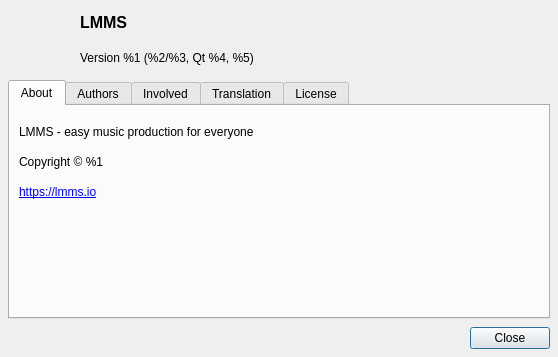
Qt form src/gui/dialogs/about_dialog.ui (LMMS/lmms) before a commit.
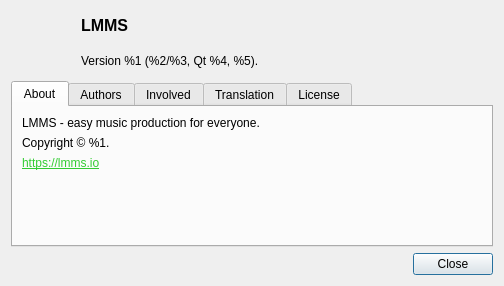
The same form after that commit.

Commit message:
About dialog & export dialog improvements. (#3826)
* Improve appearance of about dialog, export dialog
* Cleanup code comments/formatting

```diff
--- a/src/gui/dialogs/about_dialog.ui
+++ b/src/gui/dialogs/about_dialog.ui
@@ -6,20 +6,21 @@
    <rect>
     <x>0</x>
     <y>0</y>
-    <width>558</width>
-    <height>357</height>
+    <width>504</width>
+    <height>286</height>
    </rect>
   </property>
   <property name="minimumSize">
    <size>
-    <width>558</width>
-    <height>357</height>
+    <width>504</width>
+    <height>286</height>
    </size>
   </property>
   <property name="windowTitle">
    <string>About LMMS</string>
   </property>
   <layout class="QVBoxLayout" name="verticalLayout_3">
+<!--
    <property name="spacing">
     <number>8</number>
    </property>
@@ -35,6 +36,7 @@
    <property name="bottomMargin">
     <number>8</number>
    </property>
+-->
    <item>
     <layout class="QHBoxLayout" name="horizontalLayout">
      <item>
@@ -46,7 +48,6 @@
         </size>
        </property>
        <property name="text">
-        <string/>
        </property>
       </widget>
      </item>
@@ -65,7 +66,7 @@
        <item>
         <widget class="QLabel" name="versionLabel">
          <property name="text">
-          <string>Version %1 (%2/%3, Qt %4, %5)</string>
+          <string>Version %1 (%2/%3, Qt %4, %5).</string>
          </property>
         </widget>
        </item>
@@ -78,8 +79,8 @@
        </property>
        <property name="sizeHint" stdset="0">
         <size>
-         <width>40</width>
-         <height>20</height>
+         <width>0</width>
+         <height>0</height>
         </size>
        </property>
       </spacer>
@@ -106,8 +107,8 @@
          </property>
          <property name="sizeHint" stdset="0">
           <size>
-           <width>20</width>
-           <height>10</height>
+           <width>0</width>
+           <height>0</height>
           </size>
          </property>
         </spacer>
@@ -115,7 +116,7 @@
        <item>
         <widget class="QLabel" name="label_2">
          <property name="text">
-          <string>LMMS - easy music production for everyone</string>
+          <string>LMMS - easy music production for everyone.</string>
          </property>
          <property name="wordWrap">
           <bool>true</bool>
@@ -132,8 +133,8 @@
          </property>
          <property name="sizeHint" stdset="0">
           <size>
-           <width>20</width>
-           <height>10</height>
+           <width>0</width>
+           <height>0</height>
           </size>
          </property>
         </spacer>
@@ -141,7 +142,7 @@
        <item>
         <widget class="QLabel" name="copyrightLabel">
          <property name="text">
-          <string>Copyright © %1</string>
+          <string>Copyright © %1.</string>
          </property>
          <property name="wordWrap">
           <bool>true</bool>
@@ -158,8 +159,8 @@
          </property>
          <property name="sizeHint" stdset="0">
           <size>
-           <width>20</width>
-           <height>10</height>
+           <width>0</width>
+           <height>0</height>
           </size>
          </property>
         </spacer>
@@ -167,7 +168,7 @@
        <item>
         <widget class="QLabel" name="label_4">
          <property name="text">
-          <string>&lt;html&gt;&lt;head/&gt;&lt;body&gt;&lt;p&gt;&lt;a href=&quot;https://lmms.io&quot;&gt;&lt;span style=&quot; text-decoration: underline; color:#0000ff;&quot;&gt;https://lmms.io&lt;/span&gt;&lt;/a&gt;&lt;/p&gt;&lt;/body&gt;&lt;/html&gt;</string>
+          <string>&lt;html&gt;&lt;head/&gt;&lt;body&gt;&lt;p&gt;&lt;a href=&quot;https://lmms.io&quot;&gt;&lt;span style=&quot; text-decoration: underline; color:#33cc33;&quot;&gt;https://lmms.io&lt;/span&gt;&lt;/a&gt;&lt;/p&gt;&lt;/body&gt;&lt;/html&gt;</string>
          </property>
          <property name="wordWrap">
           <bool>true</bool>
@@ -181,8 +182,8 @@
          </property>
          <property name="sizeHint" stdset="0">
           <size>
-           <width>20</width>
-           <height>40</height>
+           <width>0</width>
+           <height>0</height>
           </size>
          </property>
         </spacer>
@@ -236,7 +237,6 @@
          </property>
          <property name="plainText">
           <string>Current language not translated (or native English).
-
 If you're interested in translating LMMS in another language or want to improve existing translations, you're welcome to help us! Simply contact the maintainer!</string>
          </property>
         </widget>
```
Left out of the diff: 4 changed lines with no effect on the pictures. The commit also changes 3 other files.
